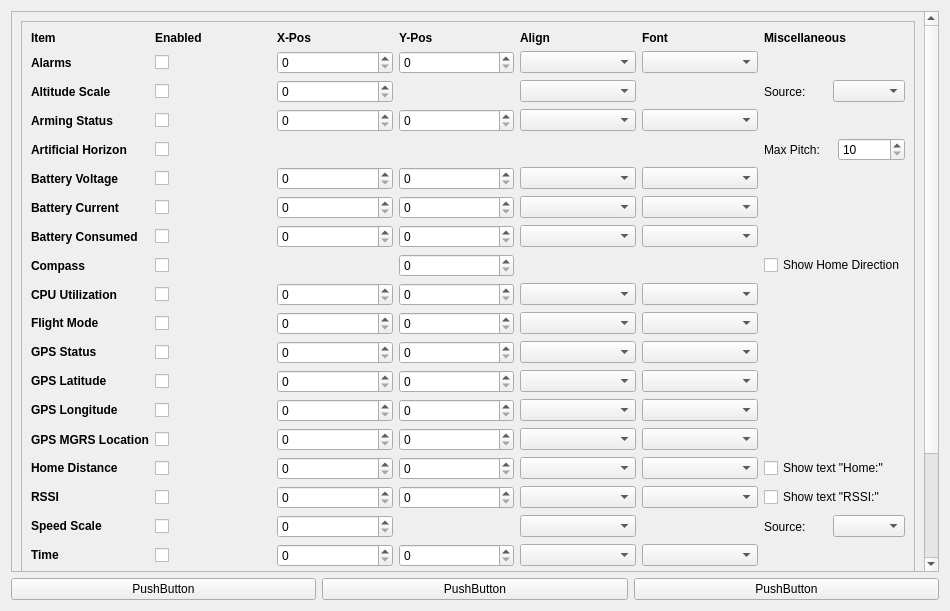
Qt form ground/gcs/src/plugins/config/osdpage.ui (alibenpeng/TauLabs) before a commit.
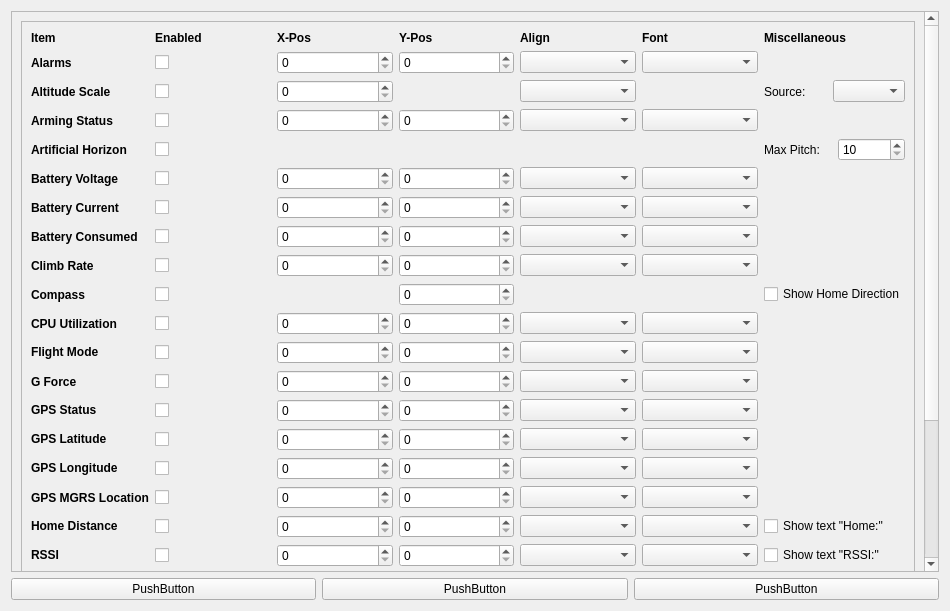
The same form after that commit.

Commit message: Brain: Add climb rate and G force to OSD

Patch:
```diff
--- a/ground/gcs/src/plugins/config/osdpage.ui
+++ b/ground/gcs/src/plugins/config/osdpage.ui
@@ -58,9 +58,9 @@
       <property name="geometry">
        <rect>
         <x>0</x>
-        <y>-77</y>
-        <width>921</width>
-        <height>643</height>
+        <y>0</y>
+        <width>916</width>
+        <height>767</height>
        </rect>
       </property>
       <layout class="QVBoxLayout" name="verticalLayout_3">
@@ -75,74 +75,104 @@
          <layout class="QVBoxLayout" name="verticalLayout_2">
           <item>
            <layout class="QGridLayout" name="gridLayout" columnstretch="0,0,0,0,0,0,0">
-            <item row="13" column="2">
+            <item row="8" column="3">
+             <widget class="QSpinBox" name="ClimbRateY">
+              <property name="maximum">
+               <number>265</number>
+              </property>
+             </widget>
+            </item>
+            <item row="8" column="5">
+             <widget class="QComboBox" name="ClimbRateFont"/>
+            </item>
+            <item row="15" column="2">
              <widget class="QSpinBox" name="GpsLonX">
               <property name="maximum">
                <number>360</number>
               </property>
              </widget>
             </item>
-            <item row="18" column="2">
+            <item row="20" column="2">
              <widget class="QSpinBox" name="TimeX">
               <property name="maximum">
                <number>360</number>
               </property>
              </widget>
             </item>
-            <item row="16" column="4">
+            <item row="18" column="4">
              <widget class="QComboBox" name="RssiAlign"/>
             </item>
-            <item row="16" column="5">
+            <item row="18" column="5">
              <widget class="QComboBox" name="RssiFont"/>
             </item>
-            <item row="18" column="3">
+            <item row="20" column="3">
              <widget class="QSpinBox" name="TimeY">
               <property name="maximum">
                <number>265</number>
               </property>
              </widget>
             </item>
-            <item row="18" column="0">
-             <widget class="QLabel" name="label_26">
-              <property name="text">
-               <string>&lt;html&gt;&lt;head/&gt;&lt;body&gt;&lt;p&gt;&lt;span style=&quot; font-weight:600;&quot;&gt;Time&lt;/span&gt;&lt;/p&gt;&lt;/body&gt;&lt;/html&gt;</string>
-              </property>
-             </widget>
-            </item>
             <item row="18" column="1">
-             <widget class="QCheckBox" name="TimeEnabled">
+             <widget class="QCheckBox" name="RssiEnabled">
               <property name="text">
                <string/>
               </property>
              </widget>
             </item>
-            <item row="18" column="4">
+            <item row="20" column="4">
              <widget class="QComboBox" name="TimeAlign"/>
             </item>
-            <item row="18" column="5">
+            <item row="20" column="1">
+             <widget class="QCheckBox" name="TimeEnabled">
+              <property name="text">
+               <string/>
+              </property>
+             </widget>
+            </item>
+            <item row="20" column="0">
+             <widget class="QLabel" name="label_26">
+              <property name="text">
+               <string>&lt;html&gt;&lt;head/&gt;&lt;body&gt;&lt;p&gt;&lt;span style=&quot; font-weight:600;&quot;&gt;Time&lt;/span&gt;&lt;/p&gt;&lt;/body&gt;&lt;/html&gt;</string>
+              </property>
+             </widget>
+            </item>
+            <item row="20" column="5">
              <widget class="QComboBox" name="TimeFont"/>
             </item>
-            <item row="2" column="2">
-             <widget class="QSpinBox" name="AltitudeScaleX">
-              <property name="maximum">
-               <number>360</number>
-              </property>
-             </widget>
+            <item row="13" column="5">
+             <widget class="QComboBox" name="GpsStatusFont"/>
             </item>
             <item row="6" column="5">
              <widget class="QComboBox" name="BatteryCurrentFont"/>
             </item>
-            <item row="11" column="3">
-             <widget class="QSpinBox" name="GpsStatusY">
+            <item row="2" column="2">
+             <widget class="QSpinBox" name="AltitudeScaleX">
               <property name="maximum">
-               <number>265</number>
+               <number>360</number>
               </property>
              </widget>
             </item>
-            <item row="10" column="4">
+            <item row="11" column="4">
              <widget class="QComboBox" name="FlightModeAlign"/>
             </item>
-            <item row="11" column="0">
+            <item row="13" column="3">
+             <widget class="QSpinBox" name="GpsStatusY">
+              <property name="maximum">
+               <number>265</number>
+              </property>
+             </widget>
+            </item>
+            <item row="15" column="4">
+             <widget class="QComboBox" name="GpsLonAlign"/>
+            </item>
+            <item row="18" column="2">
+             <widget class="QSpinBox" name="RssiX">
+              <property name="maximum">
+               <number>360</number>
+              </property>
+             </widget>
+            </item>
+            <item row="13" column="0">
              <widget class="QLabel" name="label_19">
               <property name="toolTip">
                <string>Note: Needs GPS Module</string>
@@ -152,50 +182,26 @@
               </property>
              </widget>
             </item>
-            <item row="16" column="2">
-             <widget class="QSpinBox" name="RssiX">
-              <property name="maximum">
-               <number>360</number>
-              </property>
-             </widget>
-            </item>
-            <item row="13" column="4">
-             <widget class="QComboBox" name="GpsLonAlign"/>
-            </item>
-            <item row="15" column="5">
+            <item row="17" column="5">
              <widget class="QComboBox" name="HomeDistanceFont"/>
             </item>
-            <item row="16" column="3">
+            <item row="18" column="3">
              <widget class="QSpinBox" name="RssiY">
               <property name="maximum">
                <number>265</number>
               </property>
              </widget>
             </item>
-            <item row="15" column="4">
+            <item row="17" column="4">
              <widget class="QComboBox" name="HomeDistanceAlign"/>
             </item>
-            <item row="17" column="2">
+            <item row="19" column="2">
              <widget class="QSpinBox" name="SpeedScaleX">
               <property name="maximum">
                <number>360</number>
               </property>
              </widget>
             </item>
-            <item row="16" column="0">
-             <widget class="QLabel" name="label_23">
-              <property name="text">
-               <string>&lt;html&gt;&lt;head/&gt;&lt;body&gt;&lt;p&gt;&lt;span style=&quot; font-weight:600;&quot;&gt;RSSI&lt;/span&gt;&lt;/p&gt;&lt;/body&gt;&lt;/html&gt;</string>
-              </property>
-             </widget>
-            </item>
-            <item row="16" column="1">
-             <widget class="QCheckBox" name="RssiEnabled">
-              <property name="text">
-               <string/>
-              </property>
-             </widget>
-            </item>
             <item row="7" column="3">
              <widget class="QSpinBox" name="BatteryConsumedY">
               <property name="maximum">
@@ -203,6 +209,13 @@
               </property>
              </widget>
             </item>
+            <item row="18" column="0">
+             <widget class="QLabel" name="label_23">
+              <property name="text">
+               <string>&lt;html&gt;&lt;head/&gt;&lt;body&gt;&lt;p&gt;&lt;span style=&quot; font-weight:600;&quot;&gt;RSSI&lt;/span&gt;&lt;/p&gt;&lt;/body&gt;&lt;/html&gt;</string>
+              </property>
+             </widget>
+            </item>
             <item row="5" column="1">
              <widget class="QCheckBox" name="BatteryVoltEnabled">
               <property name="text">
@@ -217,30 +230,41 @@
               </property>
              </widget>
             </item>
-            <item row="15" column="0">
-             <widget class="QLabel" name="label_22">
-              <property name="toolTip">
-               <string>Note: NavigationFilter in StateEstimation settings has to be set</string>
-              </property>
-              <property name="text">
-               <string>&lt;html&gt;&lt;head/&gt;&lt;body&gt;&lt;p&gt;&lt;span style=&quot; font-weight:600;&quot;&gt;Home Distance&lt;/span&gt;&lt;/p&gt;&lt;/body&gt;&lt;/html&gt;</string>
-              </property>
-             </widget>
-            </item>
-            <item row="11" column="4">
+            <item row="13" column="4">
              <widget class="QComboBox" name="GpsStatusAlign"/>
             </item>
-            <item row="13" column="3">
+            <item row="15" column="3">
              <widget class="QSpinBox" name="GpsLonY">
               <property name="maximum">
                <number>265</number>
               </property>
              </widget>
             </item>
-            <item row="11" column="5">
-             <widget class="QComboBox" name="GpsStatusFont"/>
-            </item>
             <item row="17" column="0">
+             <widget class="QLabel" name="label_22">
+              <property name="toolTip">
+               <string>Note: NavigationFilter in StateEstimation settings has to be set</string>
+              </property>
+              <property name="text">
+               <string>&lt;html&gt;&lt;head/&gt;&lt;body&gt;&lt;p&gt;&lt;span style=&quot; font-weight:600;&quot;&gt;Home Distance&lt;/span&gt;&lt;/p&gt;&lt;/body&gt;&lt;/html&gt;</string>
+              </property>
+             </widget>
+            </item>
+            <item row="3" column="3">
+             <widget class="QSpinBox" name="ArmStatusY">
+              <property name="maximum">
+               <number>265</number>
+              </property>
+             </widget>
+            </item>
+            <item row="17" column="1">
+             <widget class="QCheckBox" name="HomeDistanceEnabled">
+              <property name="text">
+               <string/>
+              </property>
+             </widget>
+            </item>
+            <item row="19" column="0">
              <widget class="QLabel" name="label_24">
               <property name="text">
                <string>&lt;html&gt;&lt;head/&gt;&lt;body&gt;&lt;p&gt;&lt;span style=&quot; font-weight:600;&quot;&gt;Speed Scale&lt;/span&gt;&lt;/p&gt;&lt;/body&gt;&lt;/html&gt;</string>
@@ -248,19 +272,12 @@
              </widget>
             </item>
             <item row="15" column="1">
-             <widget class="QCheckBox" name="HomeDistanceEnabled">
+             <widget class="QCheckBox" name="GpsLonEnabled">
               <property name="text">
                <string/>
               </property>
              </widget>
             </item>
-            <item row="3" column="3">
-             <widget class="QSpinBox" name="ArmStatusY">
-              <property name="maximum">
-               <number>265</number>
-              </property>
-             </widget>
-            </item>
             <item row="0" column="4">
              <widget class="QLabel" name="label_5">
               <property name="font">
@@ -274,7 +291,7 @@
               </property>
              </widget>
             </item>
-            <item row="15" column="3">
+            <item row="17" column="3">
              <widget class="QSpinBox" name="HomeDistanceY">
               <property name="maximum">
                <number>265</number>
@@ -324,31 +341,31 @@
               </property>
              </widget>
             </item>
-            <item row="9" column="3">
+            <item row="10" column="3">
              <widget class="QSpinBox" name="CpuY">
               <property name="maximum">
                <number>265</number>
               </property>
              </widget>
             </item>
-            <item row="9" column="5">
+            <item row="10" column="5">
              <widget class="QComboBox" name="CpuFont"/>
             </item>
-            <item row="10" column="2">
+            <item row="11" column="2">
              <widget class="QSpinBox" name="FlightModeX">
               <property name="maximum">
                <number>360</number>
               </property>
              </widget>
             </item>
-            <item row="10" column="3">
+            <item row="11" column="3">
              <widget class="QSpinBox" name="FlightModeY">
               <property name="maximum">
                <number>265</number>
               </property>
              </widget>
             </item>
-            <item row="10" column="1">
+            <item row="11" column="1">
              <widget class="QCheckBox" name="FlightModeEnabled">
               <property name="text">
                <string/>
@@ -368,7 +385,7 @@
             <item row="5" column="4">
              <widget class="QComboBox" name="BatteryVoltAlign"/>
             </item>
-            <item row="12" column="2">
+            <item row="14" column="2">
              <widget class="QSpinBox" name="GpsLatX">
               <property name="maximum">
                <number>360</number>
@@ -382,6 +399,26 @@
               </property>
              </widget>
             </item>
+            <item row="6" column="3">
+             <widget class="QSpinBox" name="BatteryCurrentY">
+              <property name="maximum">
+               <number>265</number>
+              </property>
+             </widget>
+            </item>
+            <item row="16" column="0">
+             <widget class="QLabel" name="label_34">
+              <property name="font">
+               <font>
+                <weight>75</weight>
+                <bold>true</bold>
+               </font>
+              </property>
+              <property name="text">
+               <string>GPS MGRS Location</string>
+              </property>
+             </widget>
+            </item>
             <item row="4" column="6">
              <layout class="QHBoxLayout" name="horizontalLayout">
               <item>
@@ -393,27 +430,27 @@
               </item>
               <item>
                <widget class="QSpinBox" name="ArtificialHorizonMaxPitch">
-                <property name="maximum">
-                  <number>255</number>
+                <property name="toolTip">
+                 <string>Sets the amount of forward pitch that results in the artificial horizon displaying at the top of the screen.</string>
                 </property>
                 <property name="minimum">
                  <number>10</number>
                 </property>
-                <property name="toolTip">
-                 <string>Sets the amount of forward pitch that results in the artificial horizon displaying at the top of the screen.</string>
+                <property name="maximum">
+                 <number>255</number>
                 </property>
                </widget>
               </item>
              </layout>
             </item>
-            <item row="6" column="3">
-             <widget class="QSpinBox" name="BatteryCurrentY">
+            <item row="10" column="2">
+             <widget class="QSpinBox" name="CpuX">
               <property name="maximum">
-               <number>265</number>
+               <number>360</number>
               </property>
              </widget>
             </item>
-            <item row="10" column="0">
+            <item row="11" column="0">
              <widget class="QLabel" name="label_18">
               <property name="font">
                <font>
@@ -429,7 +466,14 @@
               </property>
              </widget>
             </item>
-            <item row="12" column="0">
+            <item row="6" column="2">
+             <widget class="QSpinBox" name="BatteryCurrentX">
+              <property name="maximum">
+               <number>360</number>
+              </property>
+             </widget>
+            </item>
+            <item row="14" column="0">
              <widget class="QLabel" name="label_20">
               <property name="toolTip">
                <string>Note: Needs GPS Module</string>
@@ -439,14 +483,20 @@
               </property>
              </widget>
             </item>
-            <item row="9" column="2">
-             <widget class="QSpinBox" name="CpuX">
-              <property name="maximum">
-               <number>360</number>
+            <item row="9" column="0">
+             <widget class="QLabel" name="label_16">
+              <property name="font">
+               <font>
+                <weight>75</weight>
+                <bold>true</bold>
+               </font>
+              </property>
+              <property name="text">
+               <string>Compass</string>
               </property>
              </widget>
             </item>
-            <item row="8" column="6">
+            <item row="9" column="6">
              <layout class="QHBoxLayout" name="horizontalLayout_2">
               <item>
                <widget class="QCheckBox" name="CompassHomeDir">
@@ -460,46 +510,19 @@
               </item>
              </layout>
             </item>
-            <item row="6" column="2">
-             <widget class="QSpinBox" name="BatteryCurrentX">
-              <property name="maximum">
-               <number>360</number>
-              </property>
-             </widget>
-            </item>
-            <item row="8" column="0">
-             <widget class="QLabel" name="label_16">
-              <property name="font">
-               <font>
-                <weight>75</weight>
-                <bold>true</bold>
-               </font>
-              </property>
-              <property name="text">
-               <string>Compass</string>
-              </property>
-             </widget>
-            </item>
-            <item row="13" column="5">
+            <item row="15" column="5">
              <widget class="QComboBox" name="GpsLonFont"/>
             </item>
-            <item row="15" column="2">
+            <item row="17" column="2">
              <widget class="QSpinBox" name="HomeDistanceX">
               <property name="maximum">
                <number>360</number>
               </property>
              </widget>
             </item>
-            <item row="12" column="5">
+            <item row="14" column="5">
              <widget class="QComboBox" name="GpsLatFont"/>
             </item>
-            <item row="13" column="1">
-             <widget class="QCheckBox" name="GpsLonEnabled">
-              <property name="text">
-               <string/>
-              </property>
-             </widget>
-            </item>
             <item row="0" column="3">
              <widget class="QLabel" name="label_4">
               <property name="font">
@@ -533,13 +556,20 @@
               </property>
              </widget>
             </item>
-            <item row="12" column="3">
+            <item row="14" column="3">
              <widget class="QSpinBox" name="GpsLatY">
               <property name="maximum">
                <number>265</number>
               </property>
              </widget>
             </item>
+            <item row="19" column="1">
+             <widget class="QCheckBox" name="SpeedScaleEnabled">
+              <property name="text">
+               <string/>
+              </property>
+             </widget>
+            </item>
             <item row="2" column="0">
              <widget class="QLabel" name="label_9">
               <property name="font">
@@ -553,7 +583,14 @@
               </property>
              </widget>
             </item>
-            <item row="17" column="6">
+            <item row="13" column="2">
+             <widget class="QSpinBox" name="GpsStatusX">
+              <property name="maximum">
+               <number>360</number>
+              </property>
+             </widget>
+            </item>
+            <item row="19" column="6">
              <layout class="QHBoxLayout" name="horizontalLayout_3">
               <item>
                <widget class="QLabel" name="label_25">
@@ -571,38 +608,14 @@
               </item>
              </layout>
             </item>
-            <item row="17" column="1">
-             <widget class="QCheckBox" name="SpeedScaleEnabled">
-              <property name="text">
-               <string/>
-              </property>
-             </widget>
-            </item>
-            <item row="11" column="2">
-             <widget class="QSpinBox" name="GpsStatusX">
-              <property name="maximum">
-               <number>360</number>
-              </property>
-             </widget>
-            </item>
-            <item row="12" column="1">
+            <item row="14" column="1">
              <widget class="QCheckBox" name="GpsLatEnabled">
               <property name="text">
                <string/>
               </property>
              </widget>
             </item>
-            <item row="13" column="0">
-             <widget class="QLabel" name="label_21">
-              <property name="toolTip">
-               <string>Note: Needs GPS Module</string>
-              </property>
-              <property name="text">
-               <string>&lt;html&gt;&lt;head/&gt;&lt;body&gt;&lt;p&gt;&lt;span style=&quot; font-weight:600;&quot;&gt;GPS Longitude&lt;/span&gt;&lt;/p&gt;&lt;/body&gt;&lt;/html&gt;</string>
-              </property>
-             </widget>
-            </item>
-            <item row="11" column="1">
+            <item row="13" column="1">
              <widget class="QCheckBox" name="GpsStatusEnabled">
               <property name="text">
                <string/>
@@ -612,6 +625,16 @@
             <item row="3" column="5">
              <widget class="QComboBox" name="ArmStatusFont"/>
             </item>
+            <item row="15" column="0">
+             <widget class="QLabel" name="label_21">
+              <property name="toolTip">
+               <string>Note: Needs GPS Module</string>
+              </property>
+              <property name="text">
+               <string>&lt;html&gt;&lt;head/&gt;&lt;body&gt;&lt;p&gt;&lt;span style=&quot; font-weight:600;&quot;&gt;GPS Longitude&lt;/span&gt;&lt;/p&gt;&lt;/body&gt;&lt;/html&gt;</string>
+              </property>
+             </widget>
+            </item>
             <item row="1" column="3">
              <widget class="QSpinBox" name="AlarmY">
               <property name="maximum">
@@ -619,7 +642,7 @@
               </property>
              </widget>
             </item>
-            <item row="9" column="4">
+            <item row="10" column="4">
              <widget class="QComboBox" name="CpuAlign"/>
             </item>
             <item row="4" column="0">
@@ -642,7 +665,7 @@
               </property>
              </widget>
             </item>
-            <item row="10" column="5">
+            <item row="11" column="5">
              <widget class="QComboBox" name="FlightModeFont"/>
             </item>
             <item row="0" column="6">
@@ -698,7 +721,7 @@
               </property>
              </widget>
             </item>
-            <item row="8" column="1">
+            <item row="9" column="1">
              <widget class="QCheckBox" name="CompassEnabled">
               <property name="text">
                <string/>
@@ -741,27 +764,27 @@
               </property>
              </widget>
             </item>
-            <item row="12" column="4">
+            <item row="14" column="4">
              <widget class="QComboBox" name="GpsLatAlign"/>
             </item>
             <item row="5" column="5">
              <widget class="QComboBox" name="BatteryVoltFont"/>
             </item>
-            <item row="8" column="3">
+            <item row="9" column="3">
              <widget class="QSpinBox" name="CompassY">
               <property name="maximum">
                <number>265</number>
               </property>
              </widget>
             </item>
-            <item row="9" column="1">
+            <item row="10" column="1">
              <widget class="QCheckBox" name="CpuEnabled">
               <property name="text">
                <string/>
               </property>
              </widget>
             </item>
-            <item row="9" column="0">
+            <item row="10" column="0">
              <widget class="QLabel" name="label_17">
               <property name="font">
                <font>
@@ -774,27 +797,9 @@
               </property>
              </widget>
             </item>
-            <item row="17" column="4">
+            <item row="19" column="4">
              <widget class="QComboBox" name="SpeedScaleAlign"/>
             </item>
-            <item row="2" column="6">
-             <layout class="QHBoxLayout" name="horizontalLayout">
-              <item>
-               <widget class="QLabel" name="label_10">
-                <property name="text">
-                 <string>Source:</string>
-                </property>
-               </widget>
-              </item>
-              <item>
-               <widget class="QComboBox" name="AltitudeScaleSource">
-                <property name="toolTip">
-                 <string>Baro: Raw barometer altitude. Nav: Fused altitude from navigation system. </string>
-                </property>
-               </widget>
-              </item>
-             </layout>
-            </item>
             <item row="5" column="6">
              <widget class="QLabel" name="label_27">
               <property name="text">
@@ -805,6 +810,24 @@
             <item row="7" column="4">
              <widget class="QComboBox" name="BatteryConsumedAlign"/>
             </item>
+            <item row="2" column="6">
+             <layout class="QHBoxLayout" name="horizontalLayout">
+              <item>
+               <widget class="QLabel" name="label_10">
+                <property name="text">
+                 <string>Source:</string>
+                </property>
+               </widget>
+              </item>
+              <item>
+               <widget class="QComboBox" name="AltitudeScaleSource">
+                <property name="toolTip">
+                 <string>Baro: Raw barometer altitude. Nav: Fused altitude from navigation system. </string>
+                </property>
+               </widget>
+              </item>
+             </layout>
+            </item>
             <item row="7" column="5">
              <widget class="QComboBox" name="BatteryConsumedFont"/>
             </item>
@@ -857,60 +880,120 @@
               </property>
              </widget>
             </item>
-            <item row="14" column="0">
-             <widget class="QLabel" name="label_34">
-              <property name="font">
-               <font>
-                <weight>75</weight>
-                <bold>true</bold>
-               </font>
-              </property>
-              <property name="text">
-               <string>GPS MGRS Location</string>
-              </property>
-             </widget>
-            </item>
-            <item row="14" column="3">
+            <item row="16" column="3">
              <widget class="QSpinBox" name="GpsMgrsY">
               <property name="maximum">
                <number>265</number>
               </property>
              </widget>
             </item>
-            <item row="14" column="1">
+            <item row="16" column="1">
              <widget class="QCheckBox" name="GpsMgrsEnabled">
               <property name="text">
                <string/>
               </property>
              </widget>
             </item>
-            <item row="14" column="2">
+            <item row="16" column="2">
              <widget class="QSpinBox" name="GpsMgrsX">
               <property name="maximum">
                <number>360</number>
               </property>
              </widget>
             </item>
-            <item row="14" column="4">
+            <item row="16" column="4">
              <widget class="QComboBox" name="GpsMgrsAlign"/>
             </item>
-            <item row="14" column="5">
+            <item row="16" column="5">
              <widget class="QComboBox" name="GpsMgrsFont"/>
             </item>
-            <item row="15" column="6">
+            <item row="17" column="6">
              <widget class="QCheckBox" name="HomeDistanceShowText">
               <property name="text">
                <string>Show text &quot;Home:&quot;</string>
               </property>
              </widget>
             </item>
-            <item row="16" column="6">
+            <item row="18" column="6">
              <widget class="QCheckBox" name="RssiShowText">
               <property name="text">
                <string>Show text &quot;RSSI:&quot;</string>
               </property>
              </widget>
             </item>
+            <item row="8" column="0">
+             <widget class="QLabel" name="label_36">
+              <property name="font">
+               <font>
+                <weight>75</weight>
+                <bold>true</bold>
+               </font>
+              </property>
+              <property name="toolTip">
+               <string>&lt;html&gt;&lt;head/&gt;&lt;body&gt;&lt;p&gt;Climb rate in m/s or ft/s&lt;/p&gt;&lt;/body&gt;&lt;/html&gt;</string>
+              </property>
+              <property name="text">
+               <string>Climb Rate</string>
+              </property>
+             </widget>
+            </item>
+            <item row="8" column="1">
+             <widget class="QCheckBox" name="ClimbRateEnabled">
+              <property name="text">
+               <string/>
+              </property>
+             </widget>
+            </item>
+            <item row="8" column="2">
+             <widget class="QSpinBox" name="ClimbRateX">
+              <property name="maximum">
+               <number>360</number>
+              </property>
+             </widget>
+            </item>
+            <item row="8" column="4">
+             <widget class="QComboBox" name="ClimbRateAlign"/>
+            </item>
+            <item row="12" column="0">
+             <widget class="QLabel" name="label_37">
+              <property name="font">
+               <font>
+                <weight>75</weight>
+                <bold>true</bold>
+               </font>
+              </property>
+              <property name="text">
+               <string>G Force</string>
+              </property>
+             </widget>
+            </item>
+            <item row="12" column="1">
+             <widget class="QCheckBox" name="GForceEnabled">
+              <property name="text">
+               <string/>
+              </property>
+             </widget>
+            </item>
+            <item row="12" column="2">
+             <widget class="QSpinBox" name="GForceX">
+              <property name="maximum">
+               <number>360</number>
+              </property>
+             </widget>
+            </item>
+            <item row="12" column="3">
+             <widget class="QSpinBox" name="GForceY">
+              <property name="maximum">
+               <number>265</number>
+              </property>
+             </widget>
+            </item>
+            <item row="12" column="4">
+             <widget class="QComboBox" name="GForceAlign"/>
+            </item>
+            <item row="12" column="5">
+             <widget class="QComboBox" name="GForceFont"/>
+            </item>
            </layout>
           </item>
           <item>
```
The commit also changes 6 other files.
